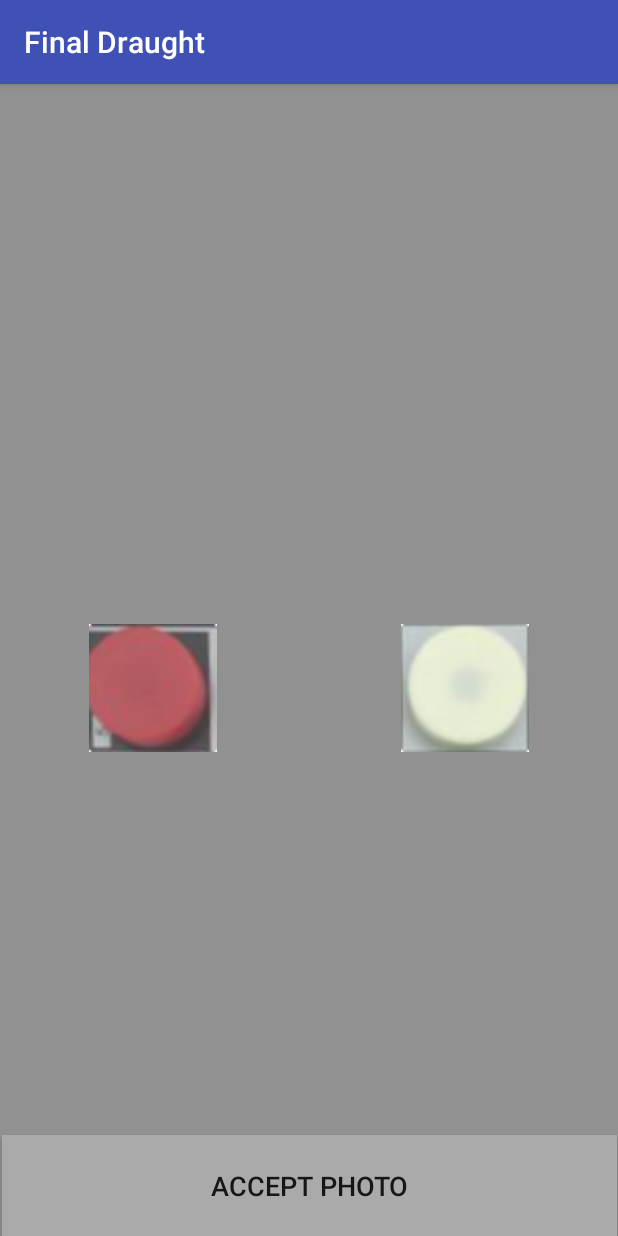
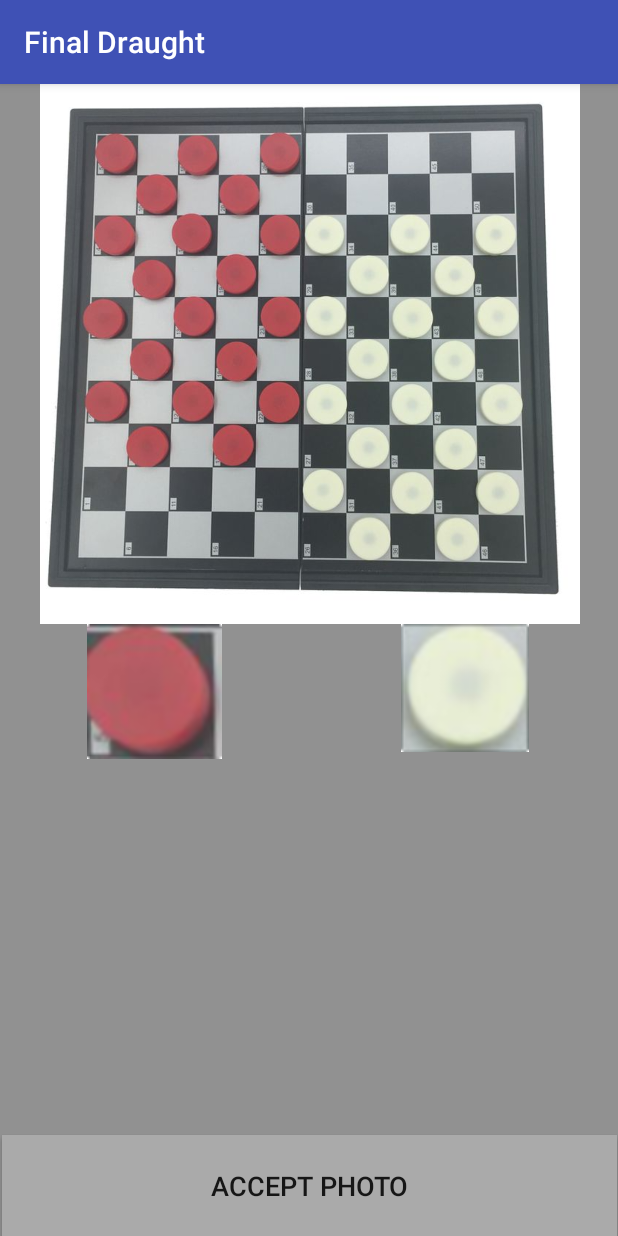
Before and after one commit to nathanpotolsky/AR51-SDD-2018, an Android app: the PhotoPreview screen opened directly, with no data from a screen before it, on a phone screen of 412 x 824 dp. Run offline under Robolectric (Android 15) with nearby library versions, the phone set to English and light mode, and no system bars.

Commit message:
Working on bringing together all components

```diff
--- a/app/src/main/java/com/example/nathan/myapplication/PhotoPreview.java
+++ b/app/src/main/java/com/example/nathan/myapplication/PhotoPreview.java
@@ -30,16 +30,14 @@ public class PhotoPreview extends AppCompatActivity {
         setContentView(R.layout.activity_photo_preview);
 
 //        File imgFile = new  File("/sdcard/Images/test_image.jpg");
-        ContextWrapper cw = new ContextWrapper(getApplicationContext());
-        File path1 = cw.getDir("dank_memes", Context.MODE_PRIVATE);
-        String filename = "normalizedCheckerboard.png";
-        File path2 = new File(path1, filename);
+        ContextWrapper normalizedCW = new ContextWrapper(getApplicationContext());
+        File normalizedPath = new File(normalizedCW.getDir("dank_memes", Context.MODE_PRIVATE), "normalizedCheckerboard.png");
 
-        if(path1.exists()){
+        if(normalizedPath.exists()){
 
-            Bitmap myBitmap = BitmapFactory.decodeFile(path2.getAbsolutePath());
+            Bitmap myBitmap = BitmapFactory.decodeFile(normalizedPath.getAbsolutePath());
 
-            Log.d("imageWrite", path2.getAbsolutePath());
+            Log.d("imageWrite", normalizedPath.getAbsolutePath());
 
             ImageView myImage = (ImageView) findViewById(R.id.photoPreview);
 
@@ -61,6 +59,40 @@ public class PhotoPreview extends AppCompatActivity {
             Log.d("imageWrite", "FAILURE ---");
         }
 
+        ContextWrapper team1CW = new ContextWrapper(getApplicationContext());
+        File team1path = new File(team1CW.getDir("dank_memes", Context.MODE_PRIVATE), "team1.png");
+
+        if(team1path.exists()){
+
+            Bitmap myBitmap = BitmapFactory.decodeFile(team1path.getAbsolutePath());
+
+            Log.d("imageWrite", team1path.getAbsolutePath());
+
+            ImageView myImage = (ImageView) findViewById(R.id.team1);
+
+            myImage.setImageBitmap(myBitmap);
+        }
+        else{
+            Log.d("imageWrite", "FAILURE ---");
+        }
+
+        ContextWrapper team2CW = new ContextWrapper(getApplicationContext());
+        File team2path = new File(team2CW.getDir("dank_memes", Context.MODE_PRIVATE), "team2.png");
+
+        if(team2path.exists()){
+
+            Bitmap myBitmap = BitmapFactory.decodeFile(team2path.getAbsolutePath());
+
+            Log.d("imageWrite", team2path.getAbsolutePath());
+
+            ImageView myImage = (ImageView) findViewById(R.id.team2);
+
+            myImage.setImageBitmap(myBitmap);
+        }
+        else{
+            Log.d("imageWrite", "FAILURE ---");
+        }
+
         Button AcceptPhotoButon = (Button) findViewById(R.id.AcceptPhotoButon);
 
         AcceptPhotoButon.setOnClickListener(new View.OnClickListener() {
--- a/app/src/main/res/layout/activity_photo_preview.xml
+++ b/app/src/main/res/layout/activity_photo_preview.xml
@@ -20,8 +20,8 @@
 
     <ImageView
         android:id="@+id/team1"
-        android:layout_width="85dp"
-        android:layout_height="85dp"
+        android:layout_width="90dp"
+        android:layout_height="90dp"
         android:layout_marginTop="360dp"
         app:layout_constraintEnd_toEndOf="parent"
         app:layout_constraintHorizontal_bias="0.181"
@@ -31,7 +31,7 @@
 
     <ImageView
         android:id="@+id/photoPreview"
-        android:layout_width="360dp"
+        android:layout_width="370dp"
         android:layout_height="360dp"
         app:layout_constraintEnd_toEndOf="parent"
         app:layout_constraintStart_toStartOf="parent"
```
